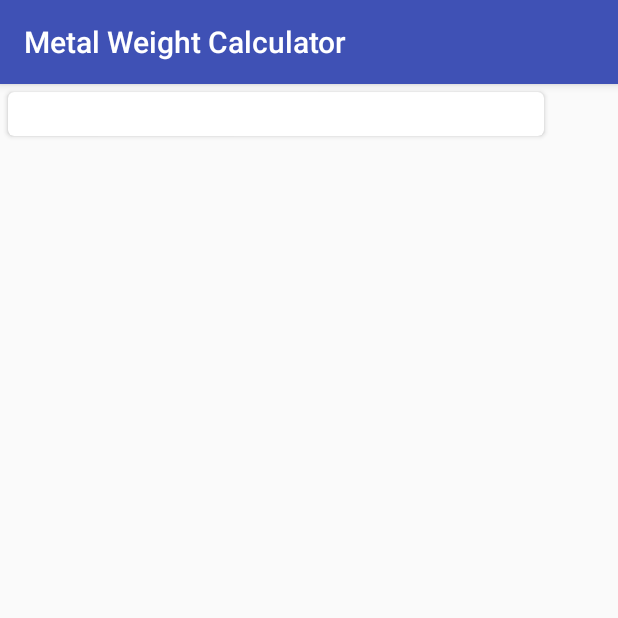
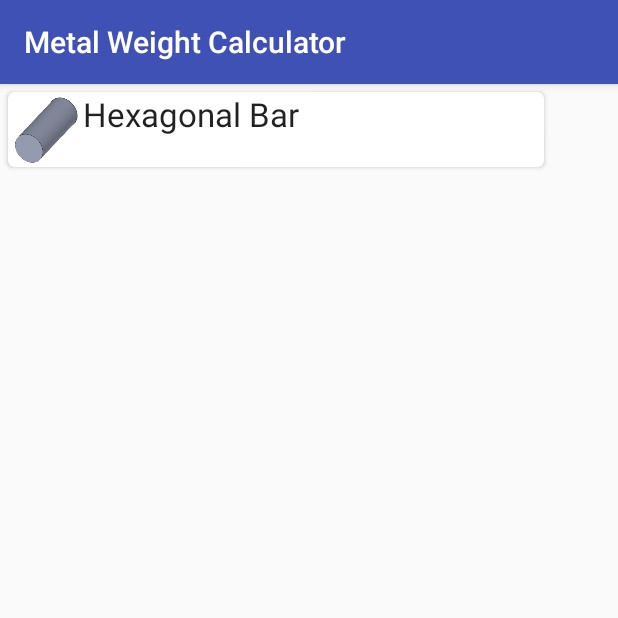
Before and after one commit to tanishqaggarwal/metalweightcalculator, an Android app: the ShapeListActivity screen opened directly, with no data from a screen before it, on a phone screen of 412 x 824 dp, the top half of it. Run offline under Robolectric (Android 15) with nearby library versions, the phone set to English and light mode, and no system bars.

Commit message:
A more functional app

```diff
--- a/app/src/main/assets/materials.xml
+++ /dev/null
@@ -1,3 +0,0 @@
-<materials>
-    <material type="Steel" density="9.82" />
-</materials>
--- a/app/src/main/java/com/tanishqaggarwal/metalweightcalculator/MainActivity.java
+++ b/app/src/main/java/com/tanishqaggarwal/metalweightcalculator/MainActivity.java
@@ -12,6 +12,11 @@ import android.view.View;
  */
 public class MainActivity extends AppCompatActivity {
 
+    /**
+     * Function that is run upon initialization of application.
+     *
+     * @param savedInstanceState
+     */
     @Override
     protected void onCreate(Bundle savedInstanceState) {
         super.onCreate(savedInstanceState);
--- a/app/src/main/java/com/tanishqaggarwal/metalweightcalculator/SavedPieceInfo.java
+++ b/app/src/main/java/com/tanishqaggarwal/metalweightcalculator/SavedPieceInfo.java
@@ -22,7 +22,10 @@ public class SavedPieceInfo {
      * @param pieceCost
      */
     public SavedPieceInfo(String shapeTypename, String widthDescription, double pieceLength, double pieceWeight, int numPieces, double pieceCost) {
-        this.shapeType = new ShapeTypeInfo(shapeTypename, null, null);
+        // When saving a piece, we don't need the full shape data, so we just save the name.
+        this.shapeType = new ShapeTypeInfo(shapeTypename, null, null, null);
+
+        // We construct the rest of the fields as-is
         this.widthDescription = widthDescription;
         this.pieceLength = pieceLength;
         this.pieceWeight = pieceWeight;
--- a/app/src/main/java/com/tanishqaggarwal/metalweightcalculator/ShapeListActivity.java
+++ b/app/src/main/java/com/tanishqaggarwal/metalweightcalculator/ShapeListActivity.java
@@ -2,6 +2,7 @@ package com.tanishqaggarwal.metalweightcalculator;
 
 import android.content.Context;
 import android.content.Intent;
+import android.graphics.drawable.shapes.Shape;
 import android.os.Bundle;
 import android.support.v7.app.AppCompatActivity;
 import android.support.v7.widget.LinearLayoutManager;
@@ -27,26 +28,12 @@ public class ShapeListActivity extends AppCompatActivity {
         llm.setOrientation(LinearLayoutManager.VERTICAL);
         recList.setLayoutManager(llm);
 
-        ShapeTypeAdapter sa = new ShapeTypeAdapter(getShapeList());
+        List<ShapeTypeInfo> shapeTypes = new ArrayList<>(ShapeTypeInfo.readShapeData(getAssets(), getApplicationContext()).values());
+        ShapeTypeAdapter sa = new ShapeTypeAdapter(shapeTypes);
         recList.setAdapter(sa);
     }
 
     public final String[] longLengthUnits = {"ft", "m"};
     public final String[] shortLengthUnits = {"mm", "cm", "in"};
     public final String[] weightUnits = {"kg", "lb"};
-
-    public List<ShapeTypeInfo> getShapeList() {
-        ArrayList<ShapeTypeInfo> shapeList = new ArrayList<>();
-
-        List<ShapeTypeInfo.ShapeTypeFieldInfo> fields_list = new ArrayList<>();
-
-        ShapeTypeInfo.ShapeTypeFieldInfo shape1 = new ShapeTypeInfo.ShapeTypeFieldInfo(
-                "Width (A)",
-                "decimal",
-                Arrays.asList(shortLengthUnits));
-        fields_list.add(shape1);
-
-        shapeList.add(new ShapeTypeInfo("shape", getDrawable(R.drawable.pic1pro), getDrawable(R.drawable.pic1pro), fields_list));
-        return shapeList;
-    }
 }
--- a/app/src/main/java/com/tanishqaggarwal/metalweightcalculator/ShapeTypeInfo.java
+++ b/app/src/main/java/com/tanishqaggarwal/metalweightcalculator/ShapeTypeInfo.java
@@ -1,16 +1,22 @@
 package com.tanishqaggarwal.metalweightcalculator;
 
+import android.content.Context;
 import android.content.res.AssetManager;
 import android.graphics.drawable.Drawable;
-import android.util.Xml;
+import android.graphics.drawable.shapes.Shape;
+import android.support.v4.content.res.ResourcesCompat;
 
-import org.xmlpull.v1.XmlPullParser;
-import org.xmlpull.v1.XmlPullParserException;
+import org.json.JSONArray;
+import org.json.JSONException;
+import org.json.JSONObject;
 
 import java.io.IOException;
+import java.io.InputStream;
 import java.util.HashMap;
+import java.util.LinkedList;
 import java.util.List;
 import java.util.Map;
+
 
 /**
  * Shape type data.
@@ -50,25 +56,68 @@ public class ShapeTypeInfo {
     }
 
     /**
-     * Reads shape data from XML file and returns it, for consumption by ShapeListActivity.
+     * Reads shape data from JSON file and returns it, for consumption by ShapeListActivity
+     * and MetalCalculateActivity.
      *
      * @param assets AssetManager used to get access to XML file.
      * @return Map from shape name to shape image and field data.
      */
-    public static Map<String, ShapeTypeInfo> readShapeData(AssetManager assets) {
-        XmlPullParser xmlParser = Xml.newPullParser();
+    public static Map<String, ShapeTypeInfo> readShapeData(AssetManager assets, Context ctx) {
+        Map<String, ShapeTypeInfo> shapeTypes = new HashMap<>();
+
         try {
-            xmlParser.setFeature(XmlPullParser.FEATURE_PROCESS_NAMESPACES, false);
-            xmlParser.setInput(assets.open("shape_type_data.xml"), null);
+            InputStream is = assets.open("shape_type_data.json");
+            int size = is.available();
+            byte[] buffer = new byte[size];
+            is.read(buffer);
+            is.close();
+            JSONObject json = new JSONObject(new String(buffer, "UTF-8"));
+
+            JSONArray shapeTypesJsonArray = json.getJSONArray("shapes");
+            for(int i = 0; i < shapeTypesJsonArray.length(); i++) {
+                JSONObject shapeJsonObj = shapeTypesJsonArray.getJSONObject(i);
+                String shapeName = shapeJsonObj.getString("name");
+
+                String shapeIconFilename = shapeJsonObj.getString("icon");
+                String shapeDimPicFilename = shapeJsonObj.getString("dim_pic");
+                int shapeIconResourceId = ctx.getResources().getIdentifier(shapeIconFilename,
+                        "drawable", ctx.getPackageName());
+                int shapeDimPicResourceId = ctx.getResources().getIdentifier(shapeDimPicFilename,
+                        "drawable", ctx.getPackageName());
+                Drawable shapeIcon = ResourcesCompat.getDrawable(ctx.getResources(),
+                        shapeIconResourceId, null);
+                Drawable shapeDimPic = ResourcesCompat.getDrawable(ctx.getResources(),
+                        shapeDimPicResourceId, null);
+
+                JSONArray shapeFieldsJsonArray = shapeJsonObj.getJSONArray("fields");
+                List<ShapeTypeFieldInfo> shapeFields = new LinkedList<>();
+                for(int j = 0; j < shapeFieldsJsonArray.length(); j++) {
+                    JSONObject field = shapeFieldsJsonArray.getJSONObject(j);
+                    String fieldName = field.getString("name");
+                    String fieldType = field.getString("type");
+
+                    JSONArray fieldUnitsJsonArray = field.getJSONArray("units");
+                    List<String> fieldUnits = new LinkedList<>();
+                    for(int k = 0; k < fieldUnitsJsonArray.length(); k++) {
+                        fieldUnits.add(fieldUnitsJsonArray.getString(k));
+                    }
+
+                    shapeFields.add(new ShapeTypeFieldInfo(fieldName, fieldType, fieldUnits));
+                }
+
+                shapeTypes.put(shapeName, new ShapeTypeInfo(shapeName, shapeIcon, shapeDimPic,
+                        shapeFields));
+            }
         }
-        catch(XmlPullParserException e) {
-            System.out.println("XML parser exception");
+        catch (IOException ex) {
+            ex.printStackTrace();
+            return null;
         }
-        catch(IOException e) {
-            System.out.println("Can't read shape type data file");
+        catch (JSONException ex) {
+            ex.printStackTrace();
+            return null;
         }
 
-        // TODO
-        return new HashMap<>();
+        return shapeTypes;
     }
 }
--- a/app/src/main/res/layout/cardview_shape_type.xml
+++ b/app/src/main/res/layout/cardview_shape_type.xml
@@ -15,11 +15,10 @@
 
         <ImageView
             android:id="@+id/shapeImg"
-            android:layout_width="0dp"
-            android:layout_height="0dp"
+            android:layout_width="50dp"
+            android:layout_height="50dp"
             card_view:layout_constraintTop_toTopOf="parent"
-            card_view:layout_constraintLeft_toLeftOf="parent"
-            card_view:layout_constraintWidth_percent="1" />
+            card_view:layout_constraintLeft_toLeftOf="parent" />
 
         <TextView
             android:id="@+id/shapeName"
```
Also changed, not shown: app/src/main/assets/materials.json (added, +8 -0 lines), app/src/main/assets/shape_type_data.json (added, +16 -0 lines), app/src/main/assets/shape_type_data.xml (deleted, +0 -7 lines), app/src/main/java/com/tanishqaggarwal/metalweightcalculator/MetalCalculateActivity.java (+26 -0 lines).
